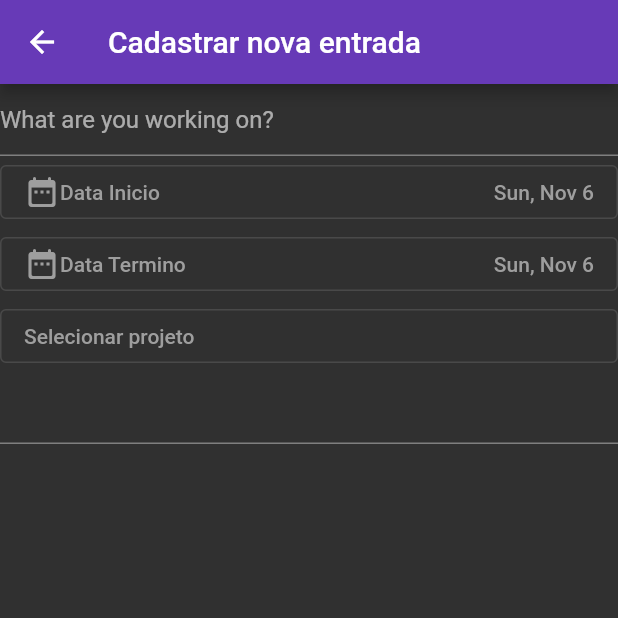
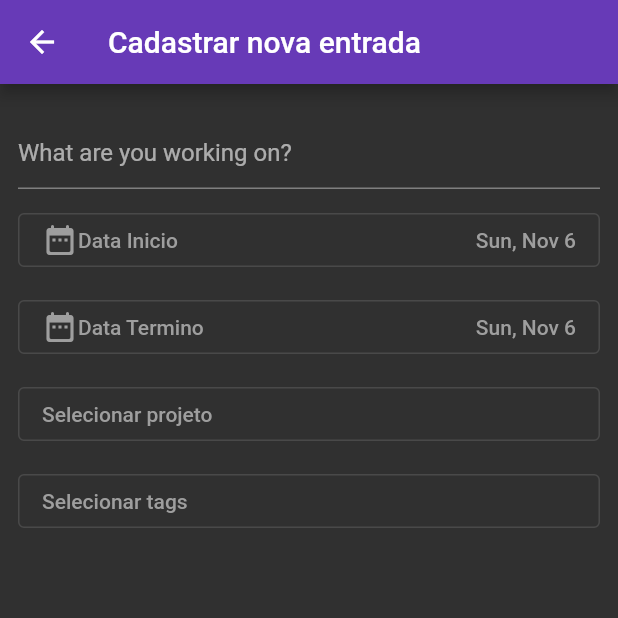
Before and after one commit to bStrano/Stralom-Timetracking, a Flutter app: the screen it shows after launch, after a tap on the "add" icon, on a phone screen of 412 x 824 dp, the top half of it. Run offline on Flutter 3.47's test engine with Material 2 defaults, Android fonts, the light colour scheme and no system bars; generated files the repository leaves out were written again; network calls fail.

Commit message:
✨ Time Record register - Tag selector

```diff
--- a/lib/main.dart
+++ b/lib/main.dart
@@ -7,6 +7,7 @@ import 'package:flutter_localizations/flutter_localizations.dart';
 import 'package:provider/provider.dart';
 import 'package:stralom_timetracking/src/modules/Dashboard/views/HomeScreen.dart';
 import 'package:stralom_timetracking/src/modules/Projects/providers/ProjectProvider.dart';
+import 'package:stralom_timetracking/src/modules/Tags/providers/TagProvider.dart';
 import 'package:stralom_timetracking/src/modules/TimeTracker/views/Home/HomeScreen.dart';
 import 'package:stralom_timetracking/src/modules/settings/views/SettingsScreen.dart';
 import 'package:flutter_gen/gen_l10n/app_localizations.dart';
@@ -16,7 +17,8 @@ import 'src/modules/TimeTracker/providers/TimeTrackerProvider.dart';
 void main() {
   runApp(MultiProvider(providers: [
     ChangeNotifierProvider(create: (ctx) => TimeTrackerProvider()),
-    ChangeNotifierProvider(create: (ctx) => ProjectProvider())
+    ChangeNotifierProvider(create: (ctx) => ProjectProvider()),
+    ChangeNotifierProvider(create: (ctx) => TagProvider())
   ], child: const MyApp()));
 }
 
--- /dev/null
+++ b/lib/src/modules/Tags/entities/Tag.dart
@@ -0,0 +1,35 @@
+import 'package:json_annotation/json_annotation.dart';
+
+part 'Tag.g.dart';
+
+@JsonSerializable(explicitToJson: true)
+class Tag {
+  int? id;
+  String name;
+  String color;
+
+  Tag(this.id, this.name, this.color){}
+
+  Tag.fromForm(this.name, this.color);
+
+
+  factory Tag.fromJson(Map<String, dynamic> json) => _$TagFromJson(json);
+  Map<String, dynamic> toJson() => _$TagToJson(this);
+
+
+  @override
+  String toString(){
+    return name;
+  }
+
+  @override
+  bool operator == (Object other) {
+    if (other.runtimeType != runtimeType) {
+      return false;
+    }
+    return other is Tag && other.id == id && other.name == name;
+  }
+
+  @override
+  int get hashCode => Object.hash(id, name);
+}
--- a/lib/src/modules/TimeTracker/views/Registration/TimeTrackerRegistration.dart
+++ b/lib/src/modules/TimeTracker/views/Registration/TimeTrackerRegistration.dart
@@ -1,19 +1,23 @@
 import 'package:flutter/material.dart';
 import 'package:flutter_gen/gen_l10n/app_localizations.dart';
 import 'package:stralom_timetracking/src/modules/Projects/views/List/ProjectsScreen.dart';
+import 'package:stralom_timetracking/src/modules/Tags/views/List/TagsScreen.dart';
 
 import '../../../../shared/widgets/DateTimeInput.dart';
 import '../../../Projects/entities/Project.dart';
+import '../../../Tags/entities/Tag.dart';
 
 class TimeTrackerRegistration extends StatefulWidget {
   const TimeTrackerRegistration({Key? key}) : super(key: key);
 
   @override
-  State<TimeTrackerRegistration> createState() => _TimeTrackerRegistrationState();
+  State<TimeTrackerRegistration> createState() =>
+      _TimeTrackerRegistrationState();
 }
 
 class _TimeTrackerRegistrationState extends State<TimeTrackerRegistration> {
   Project? _selectedProject;
+  List<Tag>? _selectedTags = [];
 
   @override
   Widget build(BuildContext context) {
@@ -21,33 +25,95 @@ class _TimeTrackerRegistrationState extends State<TimeTrackerRegistration> {
       appBar: AppBar(
         title: const Text('Cadastrar nova entrada'),
       ),
-      body: Form(child: Column(
+      body: Form(
+          child: Padding(
+        padding: EdgeInsets.all(12),
+        child: Column(
           children: [
-          TextFormField(decoration: InputDecoration(hintText: AppLocalizations.of(context)!.placeholderNewActivity)),
+            const SizedBox(height: 10),
+            TextFormField(
+                decoration: InputDecoration(
+                    hintText:
+                        AppLocalizations.of(context)!.placeholderNewActivity)),
+            const SizedBox(height: 10),
             const DateTimeInput(label: 'Data Inicio'),
+            const SizedBox(height: 10),
             const DateTimeInput(label: 'Data Termino'),
+            const SizedBox(height: 10),
             OutlinedButton(
               onPressed: () async {
                 Project result = await Navigator.push(
                   context,
                   MaterialPageRoute(
-                    builder: (context) => const ProjectScreen(selector: true,)),
+                      builder: (context) => const ProjectScreen(
+                            selector: true,
+                          )),
                 );
                 setState(() {
                   _selectedProject = result;
                 });
               },
-            child:  Row(
+              child: Row(
                 children: [
                   const Expanded(child: Text('Selecionar projeto')),
-                Container(padding: const EdgeInsets.fromLTRB(15, 0, 0, 0),child: _selectedProject != null ?  Icon(Icons.circle_sharp, color: Color(int.parse(_selectedProject!.color,radix: 16))) : null),
-                Text(_selectedProject != null? _selectedProject!.name : '' ),
+                  Container(
+                      padding: const EdgeInsets.fromLTRB(15, 0, 0, 0),
+                      child: _selectedProject != null
+                          ? Icon(Icons.circle_sharp,
+                              color: Color(int.parse(_selectedProject!.color,
+                                  radix: 16)))
+                          : null),
+                  Text(_selectedProject != null ? _selectedProject!.name : ''),
                 ],
               ),
             ),
-          TextFormField(),
+            const SizedBox(height: 10),
+            OutlinedButton(
+                onPressed: () async {
+                  List<Tag> result = await Navigator.push(
+                    context,
+                    MaterialPageRoute(
+                        builder: (context) => const TagScreen(
+                              selector: true,
+                            )),
+                  );
+                  setState(() {
+                    _selectedTags = result;
+                  });
+                },
+                child: Row(
+                  children: const [
+                    Expanded(child: Text('Selecionar tags')),
                   ],
-      ),),
+                )),
+            Container(
+                height: 50.0,
+                padding: EdgeInsets.only(top: 10, bottom: 10),
+                child: Expanded(
+                  child: ListView.builder(
+                      shrinkWrap: false,
+                      itemCount: _selectedTags?.length,
+                      scrollDirection: Axis.horizontal,
+                      itemBuilder: (context, index) {
+                        final item = _selectedTags![index];
+                        return Expanded(
+                            child: Container(
+                                margin: EdgeInsets.only(right: 15),
+                                child: Chip(
+                                  onDeleted: () {
+                                    setState(() {
+                                      _selectedTags?.remove(item);
+                                    });
+                                  },
+                                  label: Text(item.name),
+                                  backgroundColor:
+                                      Color(int.parse(item.color, radix: 16)),
+                                )));
+                      }),
+                )),
+          ],
+        ),
+      )),
     );
   }
 }
```
Also changed, not shown: lib/src/modules/Projects/views/List/ProjectsScreen.dart (+7 -3 lines), lib/src/modules/Tags/apis/TagAPI.dart (added, +37 -0 lines), lib/src/modules/Tags/providers/TagProvider.dart (added, +21 -0 lines), lib/src/modules/Tags/views/List/TagsScreen.dart (added, +99 -0 lines), lib/src/modules/Tags/views/widgets/TagAutoComplete.dart (added, +48 -0 lines), lib/src/modules/Tags/views/widgets/TagRegisterForm.dart (added, +34 -0 lines). Lines whose indentation alone changed are shown as unchanged.
